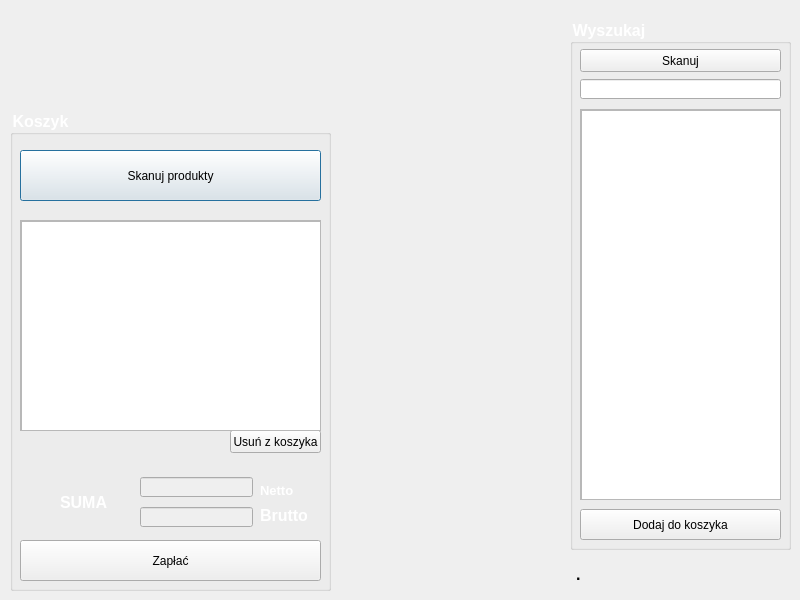
Before: the Qt Designer form ShoppedOUT/sklepwindow.ui in Filemon279/ProjektCpp, drawn with Qt 5.
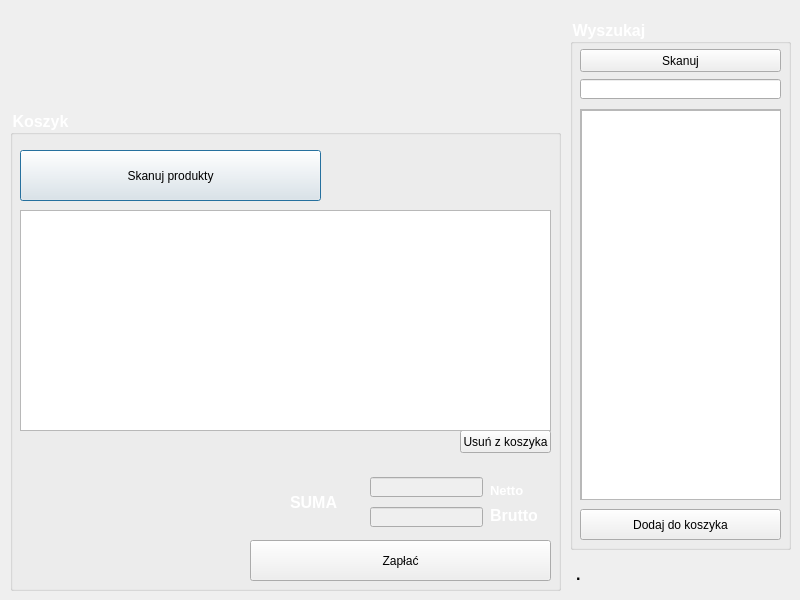
After: the same form once the commit is applied. Icons and pictures are not drawn.

Diff of the .ui file:
```diff
--- a/ShoppedOUT/sklepwindow.ui
+++ b/ShoppedOUT/sklepwindow.ui
@@ -21,7 +21,7 @@
     <rect>
      <x>10</x>
      <y>110</y>
-     <width>321</width>
+     <width>551</width>
      <height>481</height>
     </rect>
    </property>
@@ -43,7 +43,7 @@
    <widget class="QLabel" name="label_2">
     <property name="geometry">
      <rect>
-      <x>50</x>
+      <x>280</x>
       <y>367</y>
       <width>51</width>
       <height>51</height>
@@ -86,7 +86,7 @@
     </property>
     <property name="geometry">
      <rect>
-      <x>130</x>
+      <x>360</x>
       <y>367</y>
       <width>113</width>
       <height>20</height>
@@ -99,7 +99,7 @@
     </property>
     <property name="geometry">
      <rect>
-      <x>130</x>
+      <x>360</x>
       <y>397</y>
       <width>113</width>
       <height>20</height>
@@ -109,7 +109,7 @@
    <widget class="QLabel" name="label_3">
     <property name="geometry">
      <rect>
-      <x>250</x>
+      <x>480</x>
       <y>370</y>
       <width>47</width>
       <height>20</height>
@@ -134,7 +134,7 @@
    <widget class="QLabel" name="label_4">
     <property name="geometry">
      <rect>
-      <x>250</x>
+      <x>480</x>
       <y>397</y>
       <width>47</width>
       <height>16</height>
@@ -158,7 +158,7 @@
    <widget class="QPushButton" name="pushButton_4">
     <property name="geometry">
      <rect>
-      <x>220</x>
+      <x>450</x>
       <y>320</y>
       <width>91</width>
       <height>23</height>
@@ -168,43 +168,10 @@
      <string>Usuń z koszyka</string>
     </property>
    </widget>
-   <widget class="QScrollArea" name="scrollArea_2">
-    <property name="geometry">
-     <rect>
-      <x>10</x>
-      <y>110</y>
-      <width>301</width>
-      <height>211</height>
-     </rect>
-    </property>
-    <property name="widgetResizable">
-     <bool>true</bool>
-    </property>
-    <widget class="QWidget" name="scrollAreaWidgetContents_2">
-     <property name="geometry">
-      <rect>
-       <x>0</x>
-       <y>0</y>
-       <width>299</width>
-       <height>209</height>
-      </rect>
-     </property>
-     <widget class="QTableWidget" name="tableWidget">
-      <property name="geometry">
-       <rect>
-        <x>0</x>
-        <y>0</y>
-        <width>301</width>
-        <height>221</height>
-       </rect>
-      </property>
-     </widget>
-    </widget>
-   </widget>
    <widget class="QPushButton" name="pushButton_5">
     <property name="geometry">
      <rect>
-      <x>10</x>
+      <x>240</x>
       <y>430</y>
       <width>301</width>
       <height>41</height>
@@ -214,6 +181,16 @@
      <string>Zapłać</string>
     </property>
    </widget>
+   <widget class="QTableWidget" name="itemsList">
+    <property name="geometry">
+     <rect>
+      <x>10</x>
+      <y>100</y>
+      <width>531</width>
+      <height>221</height>
+     </rect>
+    </property>
+   </widget>
   </widget>
   <widget class="QGroupBox" name="wyszukajBox">
    <property name="geometry">
```
